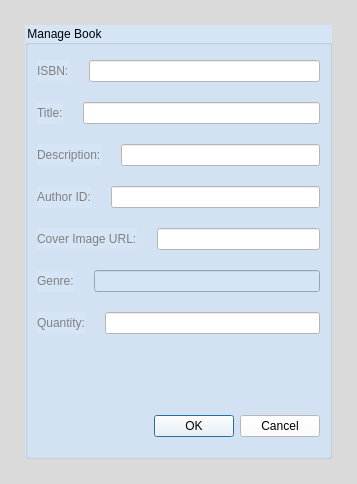
Before: the Qt Designer form managebook.ui in apteryxxyz/cs106-a2-client, drawn with Qt 5.
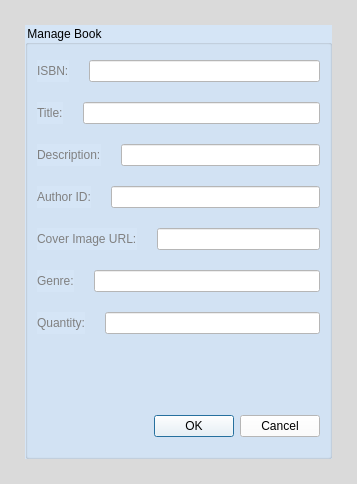
After: the same form once the commit is applied.

Diff of the .ui file:
```diff
--- a/managebook.ui
+++ b/managebook.ui
@@ -188,7 +188,11 @@
            </widget>
           </item>
           <item>
-           <widget class="QLineEdit" name="line_genre"/>
+           <widget class="QLineEdit" name="line_genre">
+            <property name="styleSheet">
+             <string notr="true">background-color: rgb(255, 255, 255);</string>
+            </property>
+           </widget>
           </item>
          </layout>
         </item>
```
Left out of the diff: 2 changed lines with no effect on the pictures.
